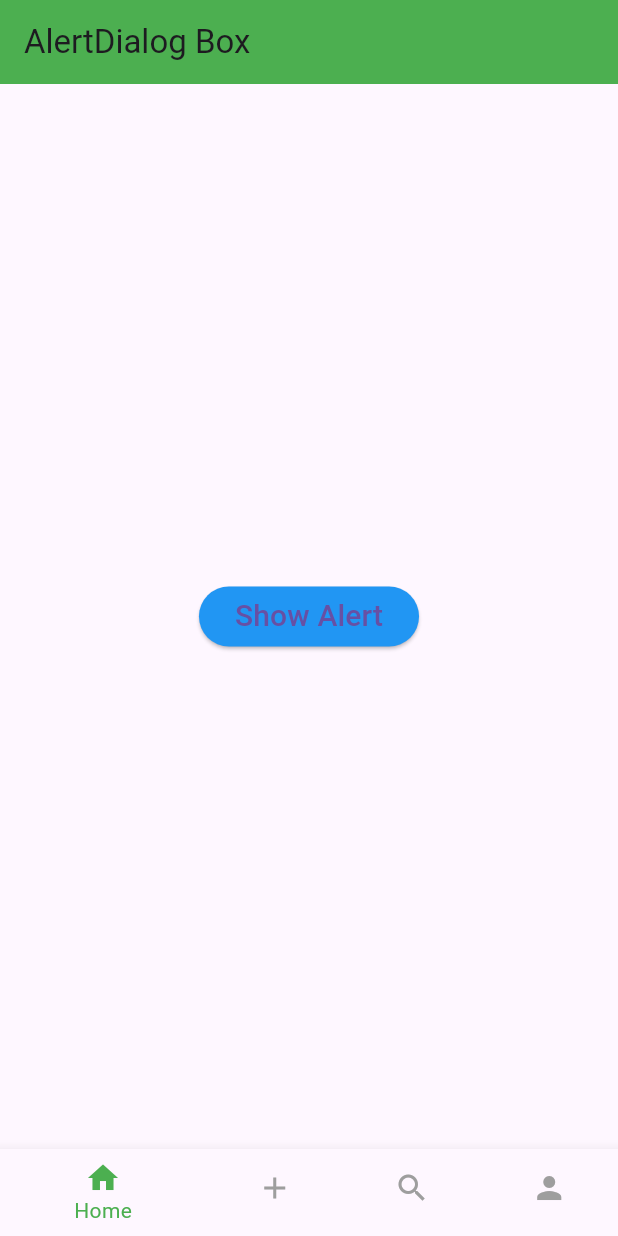
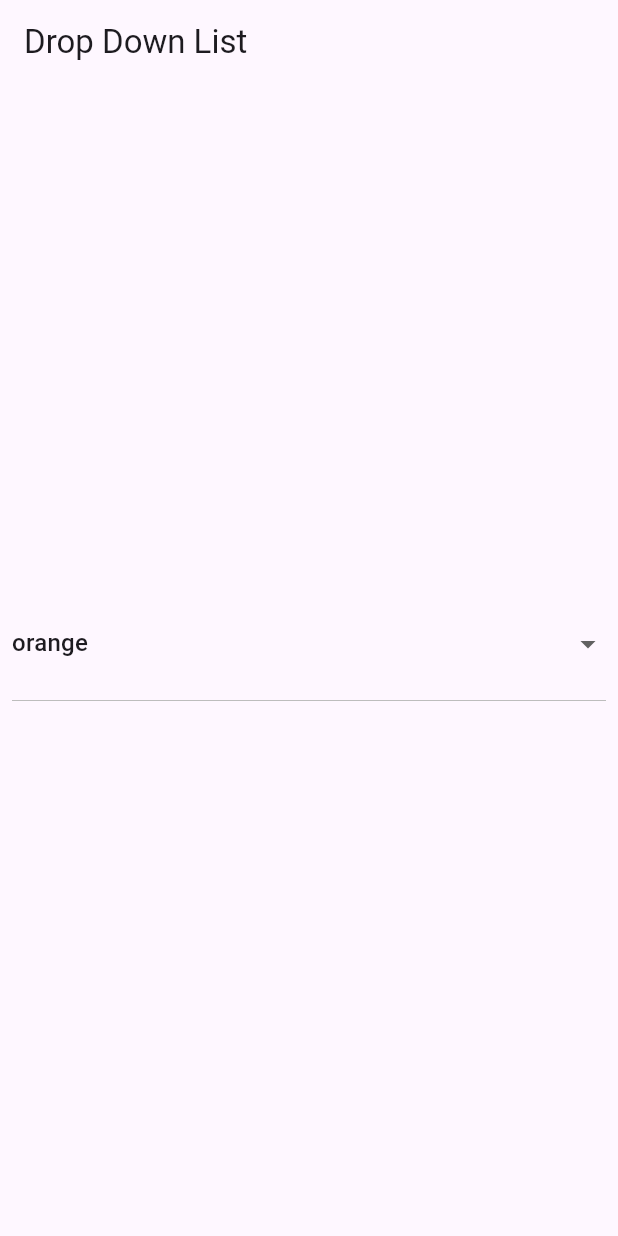
Before and after one commit to Raiya-620/flutter-upskill, a Flutter app: the screen it shows after launch, on a phone screen of 412 x 824 dp. Run offline on Flutter 3.47's test engine with Material 3 defaults, Android fonts, the phone set to English and light mode, and no system bars; our stand-ins replace animated_text_kit, cached_network_image, google_fonts, iconsax; project files that could hold a hidden picture were left out.

Commit message:
how to create a dropdownbutton widget

```diff
--- a/flutter_widgets/lib/main.dart
+++ b/flutter_widgets/lib/main.dart
@@ -1,6 +1,6 @@
 import 'package:flutter/material.dart';
 
-import 'package:flutter_widgets/wigets/bottom_nav.dart';
+import 'package:flutter_widgets/wigets/drop_down_list.dart';
 
 void main() {
   runApp(
@@ -19,7 +19,7 @@ class MyApp extends StatelessWidget {
         brightness: Brightness.light,
         primaryColor: Colors.green,
       ),
-      home: BottomNav(),
+      home: const DropDownWidget(),
     );
   }
 }
--- /dev/null
+++ b/flutter_widgets/lib/wigets/drop_down_list.dart
@@ -0,0 +1,52 @@
+import 'package:flutter/material.dart';
+
+class DropDownWidget extends StatefulWidget {
+  const DropDownWidget({super.key});
+  @override
+  State<DropDownWidget> createState() => _DropDownWidgetState();
+}
+
+String selectedValue = 'orange';
+
+class _DropDownWidgetState extends State<DropDownWidget> {
+  @override
+  Widget build(BuildContext context) {
+    return Scaffold(
+      appBar: AppBar(
+        title: const Text(
+          'Drop Down List',
+        ),
+      ),
+      body: Center(
+        child: Column(
+          mainAxisAlignment: MainAxisAlignment.center,
+          children: [
+            Container(
+              margin: const EdgeInsets.all(8),
+              height: 70,
+              width: MediaQuery.of(context).size.width,
+              child: DropdownButton<String>(
+                  isExpanded: true,
+                  value: selectedValue,
+                  dropdownColor: Colors.grey.shade200,
+                  items: <String>[
+                    'apples',
+                    'orange',
+                    'strawberries',
+                    'mangoes',
+                  ].map<DropdownMenuItem<String>>((String value) {
+                    return DropdownMenuItem<String>(
+                        value: value, child: Text(value));
+                  }).toList(),
+                  onChanged: (String? newValue) {
+                    setState(() {
+                      selectedValue = newValue!;
+                    });
+                  }),
+            ),
+          ],
+        ),
+      ),
+    );
+  }
+}
```
Also changed, not shown: flutter_widgets/pubspec.lock, 1 other file.
